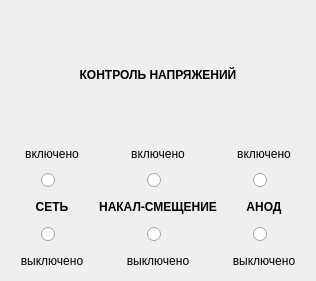
The window that src/PowerPultWidget.ui (starling13/emural) describes before a commit, drawn with Qt 5.
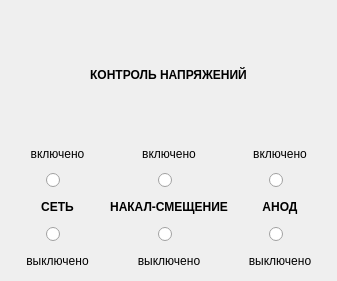
The same window after the commit. Custom widgets are drawn as their Qt base class.

```diff
--- a/src/PowerPultWidget.ui
+++ b/src/PowerPultWidget.ui
@@ -6,7 +6,7 @@
    <rect>
     <x>0</x>
     <y>0</y>
-    <width>316</width>
+    <width>337</width>
     <height>281</height>
    </rect>
   </property>
```
